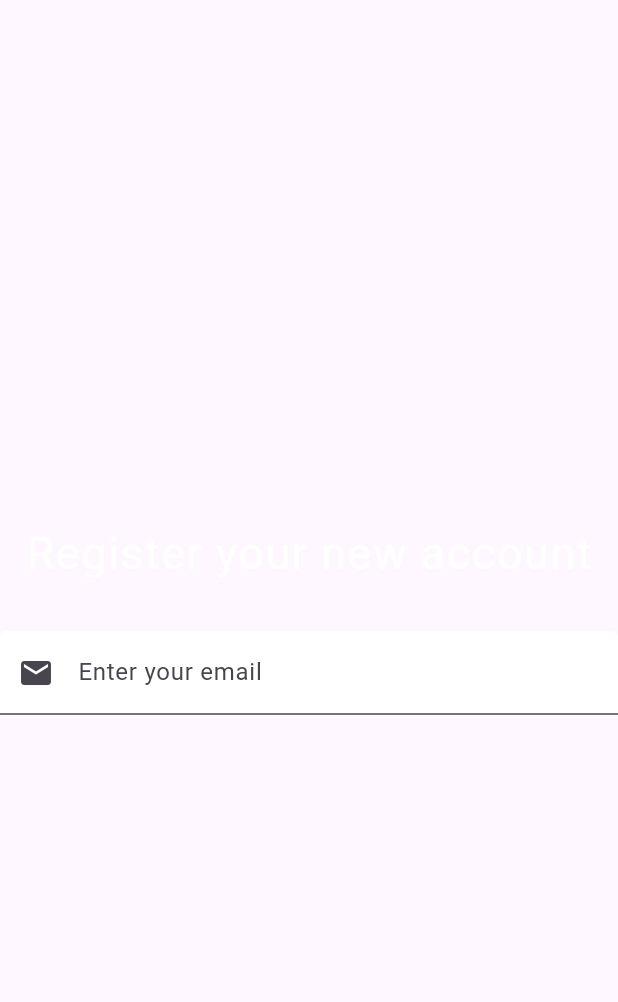
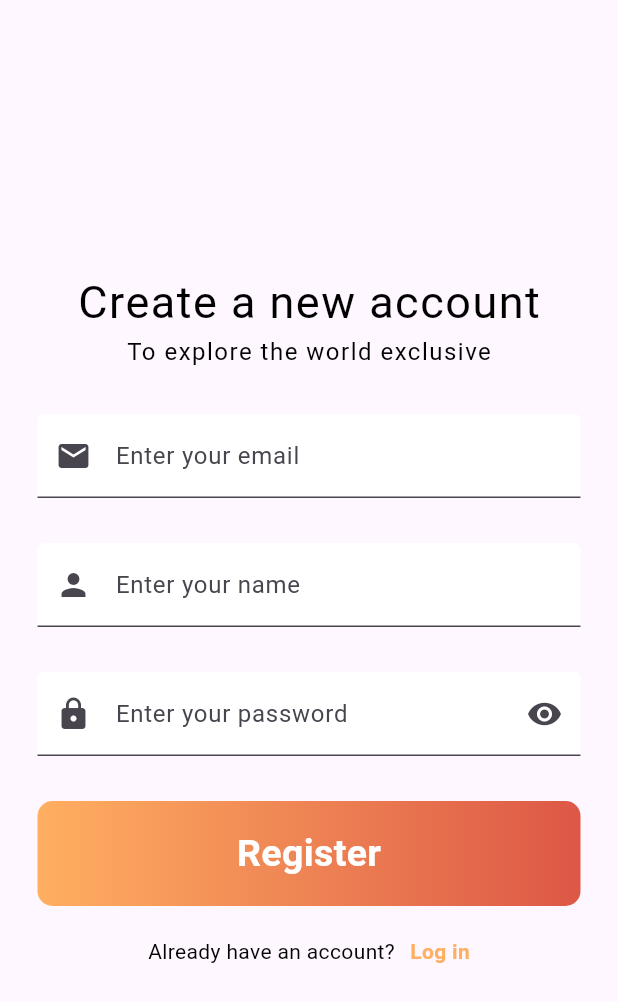
Before and after one commit to Nylast-bit/app_store, a Flutter app: the screen it shows after launch, after a tap on "Register here", on a phone screen of 412 x 824 dp. Shown: the top 1002 px of the screen. Run offline on Flutter 3.47's test engine with Material 3 defaults, Android fonts, the phone set to English and light mode, and no system bars.

Commit message:
Almost finishing login

```diff
--- a/lib/Buyers/view/screens/authentication_screens/login_screen.dart
+++ b/lib/Buyers/view/screens/authentication_screens/login_screen.dart
@@ -1,4 +1,5 @@
 import 'dart:ui';
+
 
 import 'package:appmovil/Buyers/view/screens/authentication_screens/register_screen.dart';
 import 'package:flutter/material.dart';
@@ -11,7 +12,7 @@ class LoginScreen extends StatelessWidget {
   @override
   Widget build(BuildContext context) {
     return Scaffold(
-      backgroundColor: Colors.black.withOpacity(0.95),
+      backgroundColor: Colors.white.withOpacity(0.98),
       body: Center(
         child: Padding(
           padding: const EdgeInsets.all(25.0),
@@ -22,14 +23,14 @@ class LoginScreen extends StatelessWidget {
               Text("Login to your account",
               style: TextStyle(
                 fontSize: 30,
-                color: Color(0xffffffff),
+                color: Color(0xff000000),
                 letterSpacing: 1,
                 ),
               ),
               Text("To explore world exclusives",
               style: TextStyle(
                 fontSize: 18,
-                color: Color(0xffFFFFFF),
+                color: Color(0xff000000),
                 letterSpacing: 0.5,
                 ),
               ),
@@ -66,8 +67,7 @@ class LoginScreen extends StatelessWidget {
                   filled: true,
                   prefixIcon: Icon(Icons.lock),
                   suffixIcon: Icon(Icons.remove_red_eye),
-                  labelText: "Enter your email",
-                  hintText: "your@email.com",
+                  labelText: "Enter your password",
                   border: OutlineInputBorder(
                     borderSide: BorderSide.none,
                     borderRadius: BorderRadius.circular(10.0),
@@ -88,8 +88,8 @@ class LoginScreen extends StatelessWidget {
                   decoration: BoxDecoration(
                     gradient: LinearGradient(
                       colors: [
-                        Color(0xffcb0026),
-                        Color(0xff444444),
+                        Color(0xffFFAF61),
+                        Color(0xffDD5746),
                       ],
                     ),
                     borderRadius: BorderRadius.circular(10.0),
@@ -105,13 +105,13 @@ class LoginScreen extends StatelessWidget {
                   )
                 ),
               ),
-              SizedBox(height: 30,),
+              SizedBox(height: 20,),
               Row(
                 mainAxisAlignment: MainAxisAlignment.center,
                 children: [
                   Text('Need an account?',
                     style: TextStyle(
-                      color: Color(0xffffffff),
+                      color: Color(0xff000000),
                     ),
                   ),
                   SizedBox(width: 10,),
@@ -124,7 +124,7 @@ class LoginScreen extends StatelessWidget {
                     child: Text('Register here',
                       style: TextStyle(
                         fontWeight: FontWeight.bold,
-                        color: Color(0xffcb0026),
+                        color: Color(0xffFFAF61),
                       ),
                     ),
                   ),
--- a/lib/Buyers/view/screens/authentication_screens/register_screen.dart
+++ b/lib/Buyers/view/screens/authentication_screens/register_screen.dart
@@ -1,32 +1,122 @@
+import 'package:appmovil/Buyers/view/screens/authentication_screens/login_screen.dart';
 import 'package:flutter/material.dart';
 
 class RegisterScreen extends StatelessWidget {
 
-
+//Naranja 0xffFFAF61
   @override
   Widget build(BuildContext context) {
     return Scaffold(
       body: Center(
+        child: Padding(
+          padding: const EdgeInsets.all(25.0),
           child: Column(
             mainAxisAlignment: MainAxisAlignment.center,
             children: [
-            Text('Register your new account',
+              Text('Create a new account',
                 style: TextStyle(
                   fontSize: 30,
-                color: Color(0xffffffff),
+                  color: Color(0xff000000),
+                  letterSpacing: 1,
+                ),
+              ),
+
+
+              Text('To explore the world exclusive',
+                style: TextStyle(
+                  fontSize: 16,
+                  color: Color(0xff000000),
                   letterSpacing: 1,
                 ),
               ),
               SizedBox(height: 30,),
+
               TextFormField(
                 decoration: InputDecoration(
                   fillColor: Colors.white,
                   filled: true,
                   prefixIcon: Icon(Icons.email),
                   labelText: "Enter your email",
+                  hintText: "youremail@example.com"
                 ),
-            )
+              ),
+              SizedBox(height: 30,),
+
+              TextFormField(
+                decoration: InputDecoration(
+                    fillColor: Colors.white,
+                    filled: true,
+                    prefixIcon: Icon(Icons.person),
+                    labelText: "Enter your name",
+                    hintText: "John Doe"
+                ),
+              ),
+
+              SizedBox(height: 30,),
+
+              TextFormField(
+                obscureText: true,
+                decoration: InputDecoration(
+                    fillColor: Colors.white,
+                    filled: true,
+                    prefixIcon: Icon(Icons.lock),
+                    suffixIcon: Icon(Icons.remove_red_eye),
+                    labelText: "Enter your password",
+                ),
+              ),
+              SizedBox(height: 30,),
+              Container(
+                height: 70,
+                width: double.infinity,
+                decoration: BoxDecoration(
+                  gradient: LinearGradient(
+                    colors: [
+                      Color(0xffFFAF61),
+                      Color(0xffDD5746),
                     ],
+                ),
+                borderRadius: BorderRadius.circular(10.0),
+              ),
+               child:Center(
+                 child: Text('Register',
+                    style: TextStyle(
+                      fontSize: 25,
+                      color: Colors.white,
+                      fontWeight: FontWeight.bold,
+
+                    ),
+                  ),
+               ),
+
+              ),
+            SizedBox(height: 20,),
+            Row(
+              mainAxisAlignment: MainAxisAlignment.center,
+              children: [
+                Text('Already have an account?',
+                  style: TextStyle(
+                    color: Color(0xff000000),
+                  ),
+                ),
+                SizedBox(width: 10,),
+
+                InkWell(
+                  onTap: () {
+                    Navigator.push(context,MaterialPageRoute(builder: (context){
+                      return LoginScreen();
+                    },));
+                  },
+                  child: Text('Log in',
+                    style: TextStyle(
+                      fontWeight: FontWeight.bold,
+                      color: Color(0xffFFAF61),
+                    ),
+                  ),
+                ),
+              ],
+            ),
+            ],
+          ),
         ),
       ),
     );
```
Lines whose indentation alone changed are shown as unchanged.
